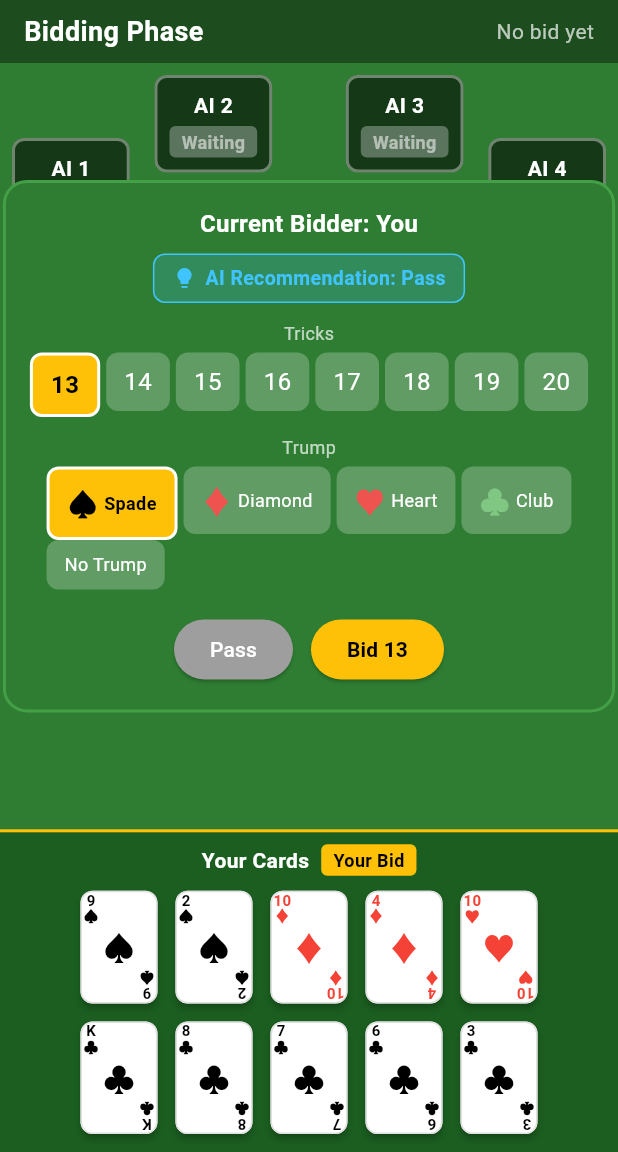
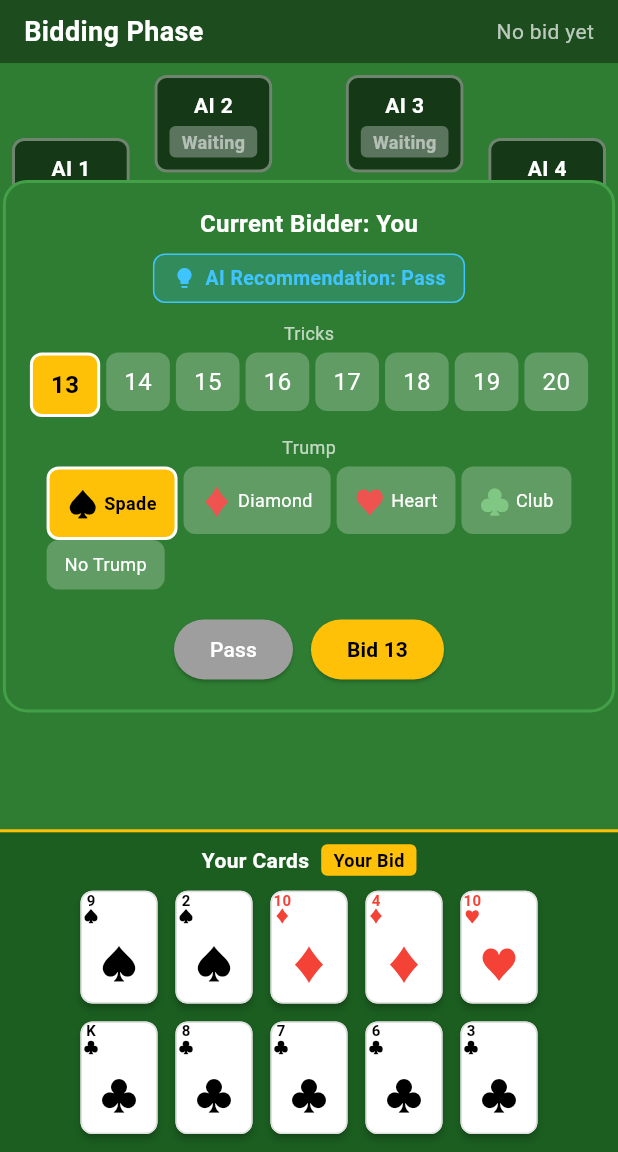
Before and after one commit to mhpark03/mighty, a Flutter app: the GameScreen screen opened directly, after a tap on "Start Game", on a phone screen of 412 x 824 dp, the part 84-1236 px from its top. Run offline on Flutter 3.47's test engine with Material 3 defaults, Android fonts, the phone set to English and light mode, and no system bars; our stand-ins replace shared_preferences; accounts and stored records are empty.

Commit message:
Remove bottom card symbols and add 2-row layout to game screen
- Remove bottom number/suit from card design for cleaner look
- Increase center suit symbol size (22 -> 26)
- Apply 2-row card layout to game playing screen in portrait mode
- Both bidding and playing screens now show cards in 2 rows

🤖 Generated with [Claude Code](https://claude.com/claude-code)

Co-Authored-By: Claude Opus 4.5 <noreply@anthropic.com>

```diff
--- a/lib/widgets/card_widget.dart
+++ b/lib/widgets/card_widget.dart
@@ -113,8 +113,8 @@ class CardWidget extends StatelessWidget {
     return Padding(
       padding: const EdgeInsets.all(2),
       child: Column(
-        mainAxisAlignment: MainAxisAlignment.spaceBetween,
         children: [
+          // 상단 왼쪽: 숫자와 무늬
           Align(
             alignment: Alignment.topLeft,
             child: Text(
@@ -128,29 +128,14 @@ class CardWidget extends StatelessWidget {
               ),
             ),
           ),
+          // 중앙: 큰 무늬
           Expanded(
             child: Center(
               child: Text(
                 card.suitSymbol,
                 style: TextStyle(
-                  fontSize: 22,
+                  fontSize: 26,
                   color: color,
-                ),
-              ),
-            ),
-          ),
-          Align(
-            alignment: Alignment.bottomRight,
-            child: RotatedBox(
-              quarterTurns: 2,
-              child: Text(
-                '${card.rankSymbol}\n${card.suitSymbol}',
-                textAlign: TextAlign.center,
-                style: TextStyle(
-                  fontSize: 10,
-                  fontWeight: FontWeight.bold,
-                  color: color,
-                  height: 1.0,
                 ),
               ),
             ),
```
Also changed, not shown: lib/screens/game_screen.dart (+76 -6 lines).
